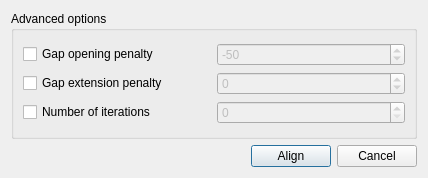
The window that src/plugins/external_tool_support/src/ui/TCoffeeSupportRunDialog.ui (violethaze74/ugene) describes before a commit, drawn with Qt 5.
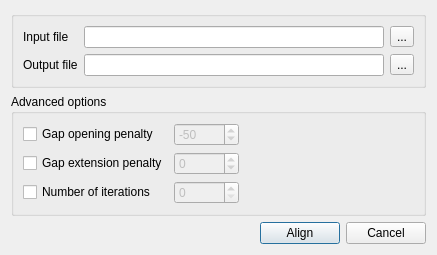
The same window after the commit.

```diff
--- a/src/plugins/external_tool_support/src/ui/TCoffeeSupportRunDialog.ui
+++ b/src/plugins/external_tool_support/src/ui/TCoffeeSupportRunDialog.ui
@@ -6,8 +6,8 @@
    <rect>
     <x>0</x>
     <y>0</y>
-    <width>428</width>
-    <height>178</height>
+    <width>437</width>
+    <height>232</height>
    </rect>
   </property>
   <property name="windowTitle">
@@ -15,12 +15,61 @@
   </property>
   <layout class="QVBoxLayout" name="verticalLayout">
    <item>
+    <layout class="QGridLayout" name="gridLayout_4">
+     <item row="0" column="0">
+      <widget class="QGroupBox" name="inputGroupBox">
+       <property name="title">
+        <string/>
+       </property>
+       <layout class="QGridLayout" name="gridLayout_3">
+        <item row="0" column="0">
+         <layout class="QGridLayout" name="gridLayout_2">
+          <item row="0" column="0">
+           <widget class="QLabel" name="label">
+            <property name="text">
+             <string>Input file</string>
+            </property>
+           </widget>
+          </item>
+          <item row="0" column="1">
+           <widget class="QLineEdit" name="inputFileLineEdit"/>
+          </item>
+          <item row="0" column="2">
+           <widget class="QToolButton" name="inputFilePathButton">
+            <property name="text">
+             <string>...</string>
+            </property>
+           </widget>
+          </item>
+          <item row="1" column="0">
+           <widget class="QLabel" name="label_2">
+            <property name="text">
+             <string>Output file</string>
+            </property>
+           </widget>
+          </item>
+          <item row="1" column="1">
+           <widget class="QLineEdit" name="outputFileLineEdit"/>
+          </item>
+          <item row="1" column="2">
+           <widget class="QToolButton" name="outputFilePathButton">
+            <property name="text">
+             <string>...</string>
+            </property>
+           </widget>
+          </item>
+         </layout>
+        </item>
+       </layout>
+      </widget>
+     </item>
+     <item row="1" column="0">
     <widget class="QGroupBox" name="groupBox">
      <property name="title">
       <string>Advanced options</string>
      </property>
-     <layout class="QVBoxLayout" name="verticalLayout_2">
-      <item>
+       <layout class="QGridLayout" name="gridLayout_5">
+        <item row="0" column="0">
        <layout class="QGridLayout" name="gridLayout">
         <item row="0" column="0">
          <widget class="QCheckBox" name="gapOpenCheckBox">
@@ -90,10 +139,23 @@
         </item>
        </layout>
       </item>
+        <item row="0" column="1">
+         <spacer name="horizontalSpacer_2">
+          <property name="orientation">
+           <enum>Qt::Horizontal</enum>
+          </property>
+          <property name="sizeHint" stdset="0">
+           <size>
+            <width>194</width>
+            <height>20</height>
+           </size>
+          </property>
+         </spacer>
+        </item>
      </layout>
     </widget>
    </item>
-   <item>
+     <item row="2" column="0">
     <layout class="QHBoxLayout" name="horizontalLayout">
      <item>
       <spacer name="horizontalSpacer">
@@ -121,6 +183,8 @@
         <string>Cancel</string>
        </property>
       </widget>
+       </item>
+      </layout>
      </item>
     </layout>
    </item>
```
Lines whose indentation alone changed are shown as unchanged.
